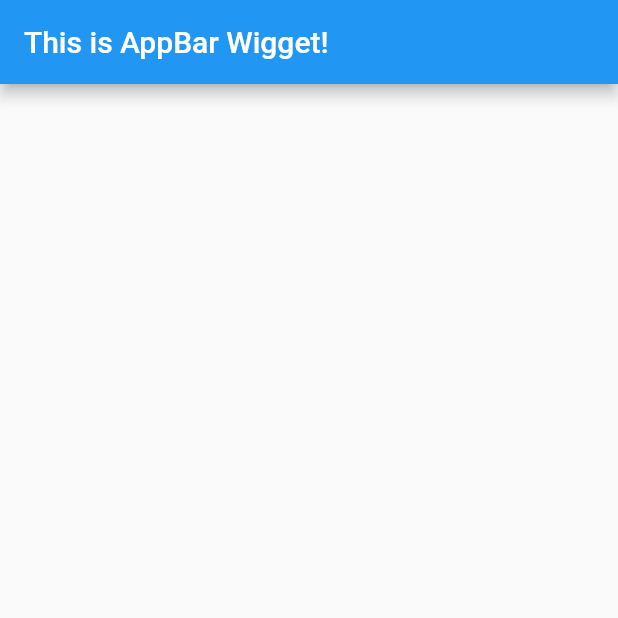
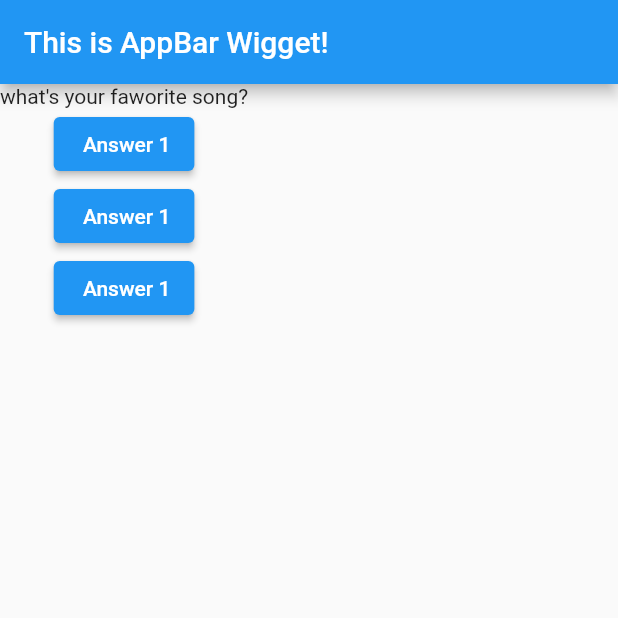
Before and after one commit to emil3time/flutter_quiz_app, a Flutter app: the screen it shows after launch, on a phone screen of 412 x 824 dp, the top half of it. Run offline on Flutter 3.47's test engine with Material 2 defaults, Android fonts, the phone set to English and light mode, and no system bars.

Commit message:
add elevatedButtons and basic methods

```diff
--- a/lib/main.dart
+++ b/lib/main.dart
@@ -5,16 +5,37 @@ void main() {
 }
 
 class MyApp extends StatelessWidget {
+  var index = 0;
+  void chooseAnswer() {
+    index = index + 1;
+    print(index);
+  }
+
   @override
   Widget build(BuildContext context) {
+    var questions = [
+      'what\'s your faworite song?',
+      'Do you like ice creams?',
+    ];
+
     return MaterialApp(
       home: Scaffold(
         appBar: AppBar(
           title: Text('This is AppBar Wigget!'),
         ),
         body: Column(
-          children: <Widget>[
-            // Text(questions.elementAt(questionIndex)),
+          children: [
+            Text(questions[0]),
+            ElevatedButton(onPressed: chooseAnswer, child: Text(' Answer 1')),
+            ElevatedButton(
+                onPressed: () => print('Answr 2'), child: Text(' Answer 1')),
+            ElevatedButton(
+                onPressed: () {
+                  // sdjhfuydsg
+                  ///skdashy//
+                  print('Answr3');
+                },
+                child: Text(' Answer 1')),
           ],
         ),
       ),
```
